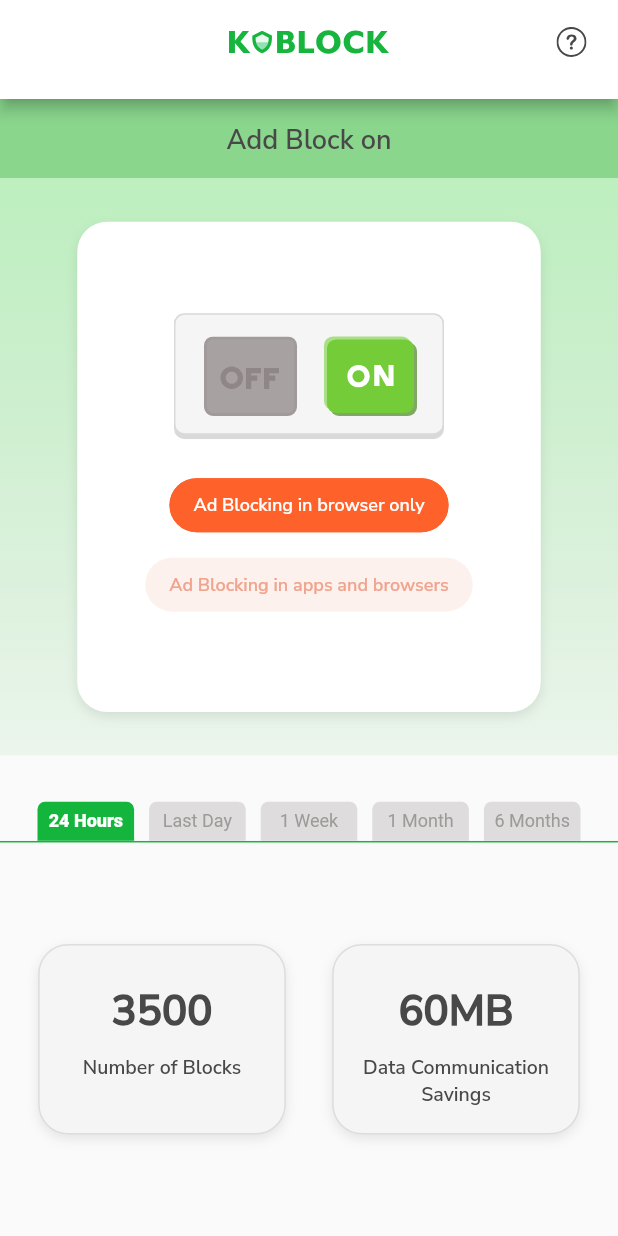
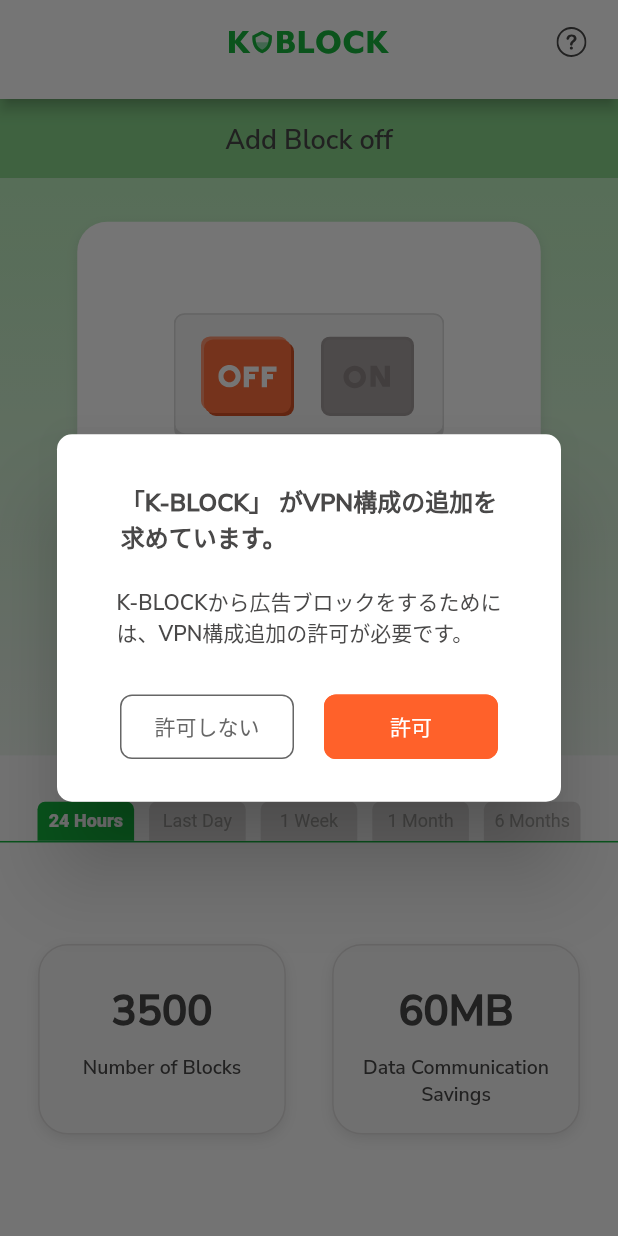
Before and after one commit to clydegold8/simple-flutter-app, a Flutter app: the HomeScreen screen opened directly, after a tap on an icon or button, on a phone screen of 412 x 824 dp. Run offline on Flutter 3.47's test engine with Material 2 defaults, Android fonts, the phone set to English and light mode, and no system bars; our stand-ins replace flutter_riverpod, flutter_svg, syncfusion_flutter_charts; missing offline and left inert: just_the_tooltip, widgetbook, widgetbook_annotation; generated files the repository leaves out were written again.

Commit message:
Create vpn configuration popup on first time turn on ad blocker

```diff
--- a/lib/src/features/ad_blocker/presentation/ad_blocker_control.dart
+++ b/lib/src/features/ad_blocker/presentation/ad_blocker_control.dart
@@ -5,6 +5,8 @@
 
 import 'package:k_block_app/src/constants/colors.dart';
 import 'package:k_block_app/src/constants/providers.dart';
+
+import 'package:k_block_app/src/common_widgets/simple_dialogue.dart';
 
 class AdBlockerControl extends ConsumerStatefulWidget {
   const AdBlockerControl({super.key});
@@ -53,11 +55,55 @@
 
   bool isAdBlockerBrowserOnly = true;
   bool isAdBlockerBrowserApp = false;
+  bool isFirstTimeOn = true;
+
+  Future<void> onFirstTimeOn() {
+    return showDialog<void>(
+        context: context,
+        builder: (BuildContext context) {
+          const baseTextStyle = TextStyle(color: KBlockColors.foregroundColor);
+
+          return SimpleDialogueWidget(
+              edgeInsetsBtnPadding: const EdgeInsets.only(top: 17),
+              onClickNegativeBtn: () {
+                Navigator.of(context).pop();
+                setState(() {
+                  ref.read(adBlockerSwitchStateProvider.notifier).state = true;
+                });
+              },
+              onClickPositiveBtn: () {
+                Navigator.of(context).pop();
+                setState(() {
+                  ref.read(adBlockerSwitchStateProvider.notifier).state = true;
+                });
+              },
+              negativeBtnText: '許可しない',
+              positiveBtnText: '許可',
+              child: Column(
+                children: [
+                  Text(
+                    '「K-BLOCK」 がVPN構成の追加を\n求めています。',
+                    style: baseTextStyle.copyWith(
+                        fontSize: 16, fontWeight: FontWeight.w800),
+                  ),
+                  Padding(
+                    padding: const EdgeInsets.only(top: 21, bottom: 11),
+                    child: Text('K-BLOCKから広告ブロックをするために\nは、VPN構成追加の許可が必要です。',
+                        style: baseTextStyle.copyWith(fontSize: 14)),
+                  )
+                ],
+              ));
+        });
+  }
 
   void onTapAdBlockerSwitch(bool value) {
-    setState(() {
-      ref.read(adBlockerSwitchStateProvider.notifier).state = value;
-    });
+    if (value && isFirstTimeOn) {
+      onFirstTimeOn();
+    } else {
+      setState(() {
+        ref.read(adBlockerSwitchStateProvider.notifier).state = value;
+      });
+    }
   }
 
   void onPressedAdBlockerBrowserOnly() {
```
